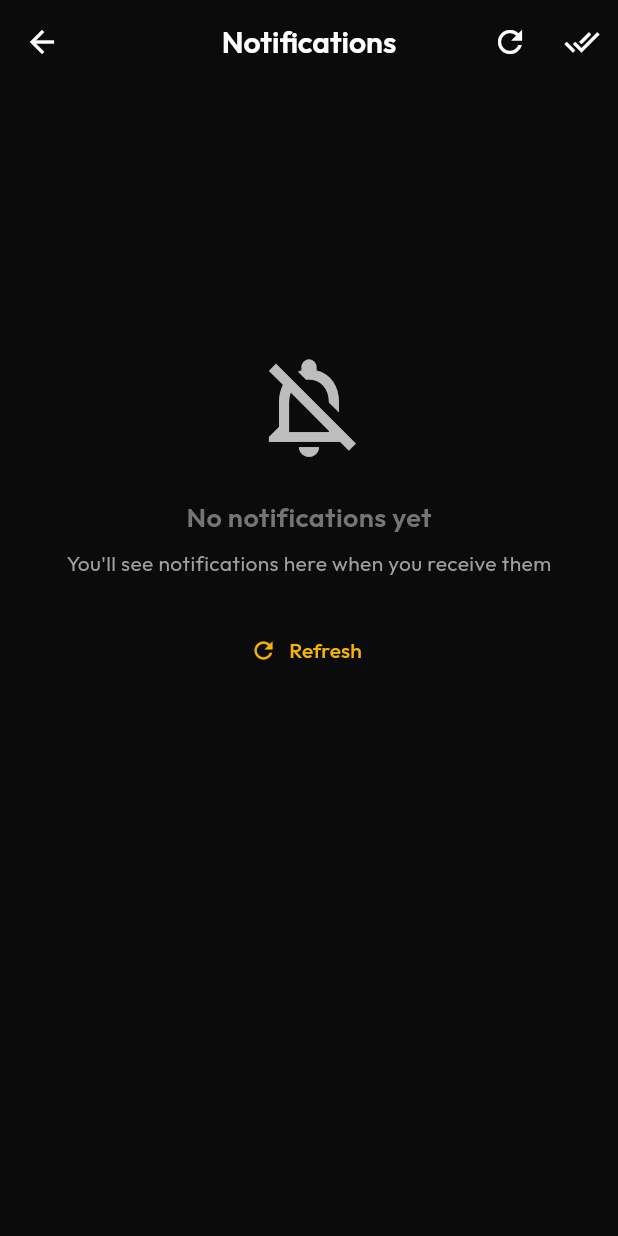
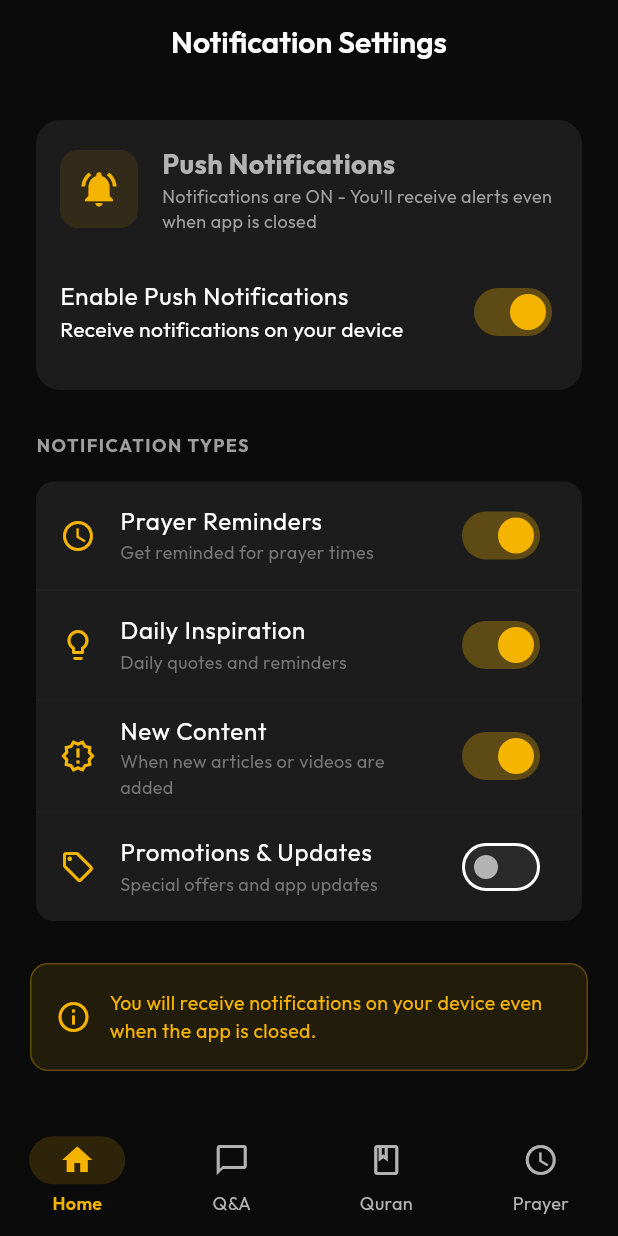
Before and after one commit to Muhammadd-01/Islamic_App, a Flutter app: the SettingsScreen screen opened by its route, after a tap on "Notification Settings", on a phone screen of 412 x 824 dp. Run offline on Flutter 3.47's test engine with Material 3 defaults, Android fonts, the phone set to English and light mode, and no system bars; our stand-ins replace adhan, cloud_firestore, firebase_auth, firebase_core, firebase_storage, flutter_animate and 12 more; missing offline and left inert: flutter_facebook_auth; accounts and stored records are empty.

Commit message:
Add notification settings screen, fix bookmark navigation error handling

```diff
--- a/lib/app_router.dart
+++ b/lib/app_router.dart
@@ -56,6 +56,7 @@ import 'package:islamic_app/presentation/news/news_screen.dart';
 import 'package:islamic_app/presentation/history/history_screen.dart';
 import 'package:islamic_app/presentation/beliefs/beliefs_screen.dart';
 import 'package:islamic_app/presentation/religions/religions_hub_screen.dart';
+import 'package:islamic_app/presentation/settings/notification_settings_screen.dart';
 
 final goRouter = GoRouter(
   initialLocation: '/auth',
@@ -212,6 +213,10 @@ final goRouter = GoRouter(
           path: '/religions',
           builder: (context, state) => const StudyReligionsScreen(),
         ),
+        GoRoute(
+          path: '/notification-settings',
+          builder: (context, state) => const NotificationSettingsScreen(),
+        ),
       ],
     ),
     GoRoute(path: '/', redirect: (_, __) => '/home'),
--- a/lib/presentation/bookmarks/bookmarks_screen.dart
+++ b/lib/presentation/bookmarks/bookmarks_screen.dart
@@ -145,7 +145,17 @@ class _BookmarkCard extends ConsumerWidget {
       child: InkWell(
         onTap: () {
           if (bookmark.route.isNotEmpty) {
-            context.push(bookmark.route);
+            try {
+              context.push(bookmark.route);
+            } catch (e) {
+              // Route doesn't exist, show snackbar
+              ScaffoldMessenger.of(context).showSnackBar(
+                SnackBar(
+                  content: Text('Cannot open ${bookmark.title}'),
+                  backgroundColor: Colors.red,
+                ),
+              );
+            }
           }
         },
         borderRadius: BorderRadius.circular(12),
--- /dev/null
+++ b/lib/presentation/settings/notification_settings_screen.dart
@@ -0,0 +1,303 @@
+import 'package:flutter/material.dart';
+import 'package:flutter_riverpod/flutter_riverpod.dart';
+import 'package:islamic_app/core/constants/app_colors.dart';
+import 'package:shared_preferences/shared_preferences.dart';
+
+// Provider for notification settings
+final notificationSettingsProvider =
+    StateNotifierProvider<NotificationSettingsNotifier, NotificationSettings>((
+      ref,
+    ) {
+      return NotificationSettingsNotifier();
+    });
+
+class NotificationSettings {
+  final bool pushNotificationsEnabled;
+  final bool prayerReminders;
+  final bool dailyInspiration;
+  final bool newContent;
+  final bool promotions;
+
+  NotificationSettings({
+    this.pushNotificationsEnabled = true,
+    this.prayerReminders = true,
+    this.dailyInspiration = true,
+    this.newContent = true,
+    this.promotions = false,
+  });
+
+  NotificationSettings copyWith({
+    bool? pushNotificationsEnabled,
+    bool? prayerReminders,
+    bool? dailyInspiration,
+    bool? newContent,
+    bool? promotions,
+  }) {
+    return NotificationSettings(
+      pushNotificationsEnabled:
+          pushNotificationsEnabled ?? this.pushNotificationsEnabled,
+      prayerReminders: prayerReminders ?? this.prayerReminders,
+      dailyInspiration: dailyInspiration ?? this.dailyInspiration,
+      newContent: newContent ?? this.newContent,
+      promotions: promotions ?? this.promotions,
+    );
+  }
+}
+
+class NotificationSettingsNotifier extends StateNotifier<NotificationSettings> {
+  NotificationSettingsNotifier() : super(NotificationSettings()) {
+    _loadSettings();
+  }
+
+  Future<void> _loadSettings() async {
+    final prefs = await SharedPreferences.getInstance();
+    state = NotificationSettings(
+      pushNotificationsEnabled: prefs.getBool('push_notifications') ?? true,
+      prayerReminders: prefs.getBool('prayer_reminders') ?? true,
+      dailyInspiration: prefs.getBool('daily_inspiration') ?? true,
+      newContent: prefs.getBool('new_content') ?? true,
+      promotions: prefs.getBool('promotions') ?? false,
+    );
+  }
+
+  Future<void> setPushNotifications(bool value) async {
+    final prefs = await SharedPreferences.getInstance();
+    await prefs.setBool('push_notifications', value);
+    state = state.copyWith(pushNotificationsEnabled: value);
+  }
+
+  Future<void> setPrayerReminders(bool value) async {
+    final prefs = await SharedPreferences.getInstance();
+    await prefs.setBool('prayer_reminders', value);
+    state = state.copyWith(prayerReminders: value);
+  }
+
+  Future<void> setDailyInspiration(bool value) async {
+    final prefs = await SharedPreferences.getInstance();
+    await prefs.setBool('daily_inspiration', value);
+    state = state.copyWith(dailyInspiration: value);
+  }
+
+  Future<void> setNewContent(bool value) async {
+    final prefs = await SharedPreferences.getInstance();
+    await prefs.setBool('new_content', value);
+    state = state.copyWith(newContent: value);
+  }
+
+  Future<void> setPromotions(bool value) async {
+    final prefs = await SharedPreferences.getInstance();
+    await prefs.setBool('promotions', value);
+    state = state.copyWith(promotions: value);
+  }
+}
+
+class NotificationSettingsScreen extends ConsumerWidget {
+  const NotificationSettingsScreen({super.key});
+
+  @override
+  Widget build(BuildContext context, WidgetRef ref) {
+    final settings = ref.watch(notificationSettingsProvider);
+    final notifier = ref.read(notificationSettingsProvider.notifier);
+
+    return Scaffold(
+      appBar: AppBar(
+        title: const Text('Notification Settings'),
+        centerTitle: true,
+      ),
+      body: ListView(
+        padding: const EdgeInsets.all(20),
+        children: [
+          // Master Toggle
+          Card(
+            shape: RoundedRectangleBorder(
+              borderRadius: BorderRadius.circular(16),
+            ),
+            child: Padding(
+              padding: const EdgeInsets.all(16),
+              child: Column(
+                crossAxisAlignment: CrossAxisAlignment.start,
+                children: [
+                  Row(
+                    children: [
+                      Container(
+                        padding: const EdgeInsets.all(12),
+                        decoration: BoxDecoration(
+                          color: AppColors.primaryGold.withValues(alpha: 0.1),
+                          borderRadius: BorderRadius.circular(12),
+                        ),
+                        child: const Icon(
+                          Icons.notifications_active,
+                          color: AppColors.primaryGold,
+                          size: 28,
+                        ),
+                      ),
+                      const SizedBox(width: 16),
+                      Expanded(
+                        child: Column(
+                          crossAxisAlignment: CrossAxisAlignment.start,
+                          children: [
+                            const Text(
+                              'Push Notifications',
+                              style: TextStyle(
+                                fontSize: 18,
+                                fontWeight: FontWeight.bold,
+                              ),
+                            ),
+                            Text(
+                              settings.pushNotificationsEnabled
+                                  ? 'Notifications are ON - You\'ll receive alerts even when app is closed'
+                                  : 'Notifications are OFF - You\'ll only see them when you open the app',
+                              style: const TextStyle(
+                                fontSize: 12,
+                                color: Colors.grey,
+                              ),
+                            ),
+                          ],
+                        ),
+                      ),
+                    ],
+                  ),
+                  const SizedBox(height: 16),
+                  SwitchListTile.adaptive(
+                    title: const Text('Enable Push Notifications'),
+                    subtitle: Text(
+                      settings.pushNotificationsEnabled
+                          ? 'Receive notifications on your device'
+                          : 'Only see notifications inside the app',
+                    ),
+                    value: settings.pushNotificationsEnabled,
+                    activeColor: AppColors.primaryGold,
+                    onChanged: (value) {
+                      notifier.setPushNotifications(value);
+                    },
+                    contentPadding: EdgeInsets.zero,
+                  ),
+                ],
+              ),
+            ),
+          ),
+          const SizedBox(height: 24),
+          const Padding(
+            padding: EdgeInsets.only(left: 4, bottom: 12),
+            child: Text(
+              'NOTIFICATION TYPES',
+              style: TextStyle(
+                fontSize: 12,
+                fontWeight: FontWeight.bold,
+                color: Colors.grey,
+                letterSpacing: 1,
+              ),
+            ),
+          ),
+          // Individual Notification Types
+          Card(
+            shape: RoundedRectangleBorder(
+              borderRadius: BorderRadius.circular(12),
+            ),
+            child: Column(
+              children: [
+                _buildNotificationToggle(
+                  icon: Icons.access_time,
+                  title: 'Prayer Reminders',
+                  subtitle: 'Get reminded for prayer times',
+                  value: settings.prayerReminders,
+                  onChanged: settings.pushNotificationsEnabled
+                      ? (value) => notifier.setPrayerReminders(value)
+                      : null,
+                ),
+                const Divider(height: 1),
+                _buildNotificationToggle(
+                  icon: Icons.lightbulb_outline,
+                  title: 'Daily Inspiration',
+                  subtitle: 'Daily quotes and reminders',
+                  value: settings.dailyInspiration,
+                  onChanged: settings.pushNotificationsEnabled
+                      ? (value) => notifier.setDailyInspiration(value)
+                      : null,
+                ),
+                const Divider(height: 1),
+                _buildNotificationToggle(
+                  icon: Icons.new_releases_outlined,
+                  title: 'New Content',
+                  subtitle: 'When new articles or videos are added',
+                  value: settings.newContent,
+                  onChanged: settings.pushNotificationsEnabled
+                      ? (value) => notifier.setNewContent(value)
+                      : null,
+                ),
+                const Divider(height: 1),
+                _buildNotificationToggle(
+                  icon: Icons.local_offer_outlined,
+                  title: 'Promotions & Updates',
+                  subtitle: 'Special offers and app updates',
+                  value: settings.promotions,
+                  onChanged: settings.pushNotificationsEnabled
+                      ? (value) => notifier.setPromotions(value)
+                      : null,
+                ),
+              ],
+            ),
+          ),
+          const SizedBox(height: 24),
+          // Info Card
+          Container(
+            padding: const EdgeInsets.all(16),
+            decoration: BoxDecoration(
+              color: AppColors.primaryGold.withValues(alpha: 0.1),
+              borderRadius: BorderRadius.circular(12),
+              border: Border.all(
+                color: AppColors.primaryGold.withValues(alpha: 0.3),
+              ),
+            ),
+            child: Row(
+              children: [
+                const Icon(Icons.info_outline, color: AppColors.primaryGold),
+                const SizedBox(width: 12),
+                Expanded(
+                  child: Text(
+                    settings.pushNotificationsEnabled
+                        ? 'You will receive notifications on your device even when the app is closed.'
+                        : 'Notifications will only appear when you open the app. You won\'t receive any alerts when the app is closed.',
+                    style: const TextStyle(
+                      fontSize: 13,
+                      color: AppColors.primaryGold,
+                    ),
+                  ),
+                ),
+              ],
+            ),
+          ),
+        ],
+      ),
+    );
+  }
+
+  Widget _buildNotificationToggle({
+    required IconData icon,
+    required String title,
+    required String subtitle,
+    required bool value,
+    required void Function(bool)? onChanged,
+  }) {
+    final isEnabled = onChanged != null;
+    return ListTile(
+      leading: Icon(icon, color: isEnabled ? AppColors.primary : Colors.grey),
+      title: Text(
+        title,
+        style: TextStyle(color: isEnabled ? null : Colors.grey),
+      ),
+      subtitle: Text(
+        subtitle,
+        style: TextStyle(
+          fontSize: 12,
+          color: isEnabled ? Colors.grey[600] : Colors.grey[400],
+        ),
+      ),
+      trailing: Switch.adaptive(
+        value: value,
+        activeColor: AppColors.primaryGold,
+        onChanged: onChanged,
+      ),
+    );
+  }
+}
--- a/lib/presentation/settings/settings_screen.dart
+++ b/lib/presentation/settings/settings_screen.dart
@@ -116,7 +116,7 @@ class _SettingsScreenState extends ConsumerState<SettingsScreen> {
                 color: AppColors.primary,
               ),
               trailing: const Icon(Icons.arrow_forward_ios, size: 16),
-              onTap: () => context.push('/notifications'),
+              onTap: () => context.push('/notification-settings'),
             ),
           ),
           const SizedBox(height: 24),
```
